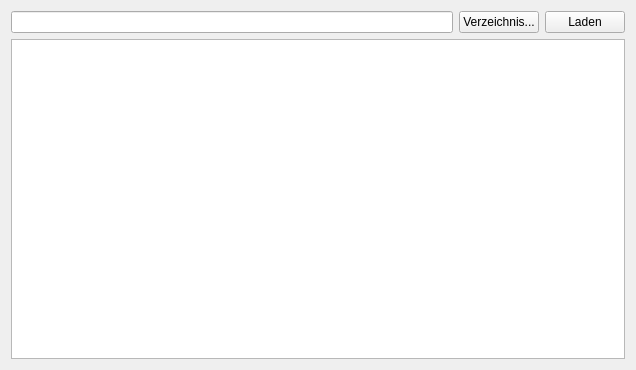
Old version of the form FilterDialog/Dialog/FileSelect/FileSelectTab.ui in the repository JayDalton/MatrixFilter.
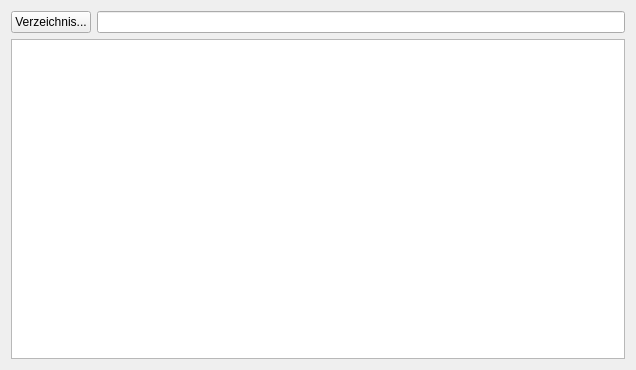
New version of the form.

Diff of the .ui file:
```diff
--- a/FilterDialog/Dialog/FileSelect/FileSelectTab.ui
+++ b/FilterDialog/Dialog/FileSelect/FileSelectTab.ui
@@ -15,14 +15,7 @@
   </property>
   <layout class="QVBoxLayout" name="verticalLayout">
    <item>
-    <layout class="QHBoxLayout" name="horizontalLayout">
-     <item>
-      <widget class="QLineEdit" name="lineEdit">
-       <property name="readOnly">
-        <bool>true</bool>
-       </property>
-      </widget>
-     </item>
+    <layout class="QHBoxLayout" name="directoryLayout">
      <item>
       <widget class="QPushButton" name="openButton">
        <property name="text">
@@ -31,9 +24,12 @@
       </widget>
      </item>
      <item>
-      <widget class="QPushButton" name="loadButton">
-       <property name="text">
-        <string>Laden</string>
+      <widget class="QLineEdit" name="lineEditDirectory">
+       <property name="focusPolicy">
+        <enum>Qt::NoFocus</enum>
+       </property>
+       <property name="readOnly">
+        <bool>true</bool>
        </property>
       </widget>
      </item>
```
Left out of the diff: 8 changed lines with no effect on the pictures.
